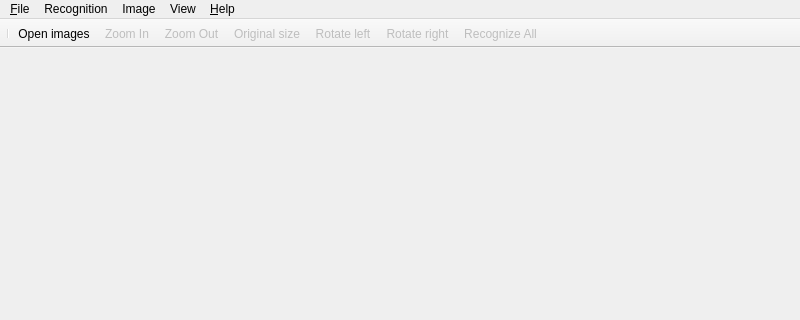
The window that gui/widgets/mainwindow.ui (uliss/quneiform) describes before a commit, drawn with Qt 5; both pictures show x 0 to 800 and y 0 to 320 of the 800 by 600 pixel window.
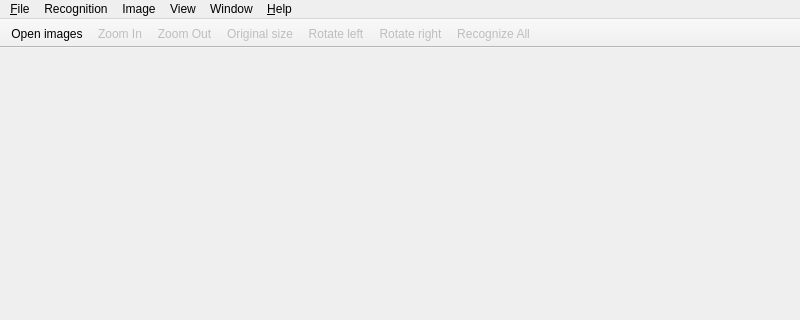
The same window after the commit. Icons and pictures are not drawn.

What changed in the file:
```diff
--- a/gui/widgets/mainwindow.ui
+++ b/gui/widgets/mainwindow.ui
@@ -79,10 +79,17 @@
     <addaction name="separator"/>
     <addaction name="actionFullScreen"/>
    </widget>
+   <widget class="QMenu" name="menuWindow">
+    <property name="title">
+     <string>Window</string>
+    </property>
+    <addaction name="actionMinimize"/>
+   </widget>
    <addaction name="menuFile"/>
    <addaction name="menuRecognition"/>
    <addaction name="menuImage"/>
    <addaction name="menuView"/>
+   <addaction name="menuWindow"/>
    <addaction name="menuHelp"/>
   </widget>
   <widget class="QStatusBar" name="statusBar"/>
@@ -108,7 +115,6 @@
    <attribute name="toolBarBreak">
     <bool>false</bool>
    </attribute>
-   <addaction name="separator"/>
    <addaction name="actionOpen"/>
    <addaction name="actionZoom_In"/>
    <addaction name="actionZoom_Out"/>
```
Left out of the diff: 61 changed lines with no effect on the pictures.
